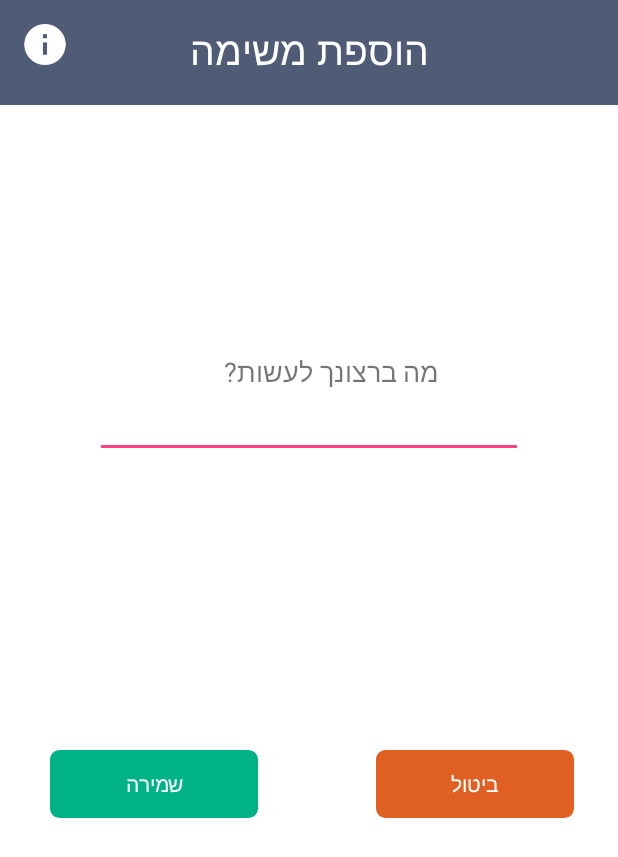
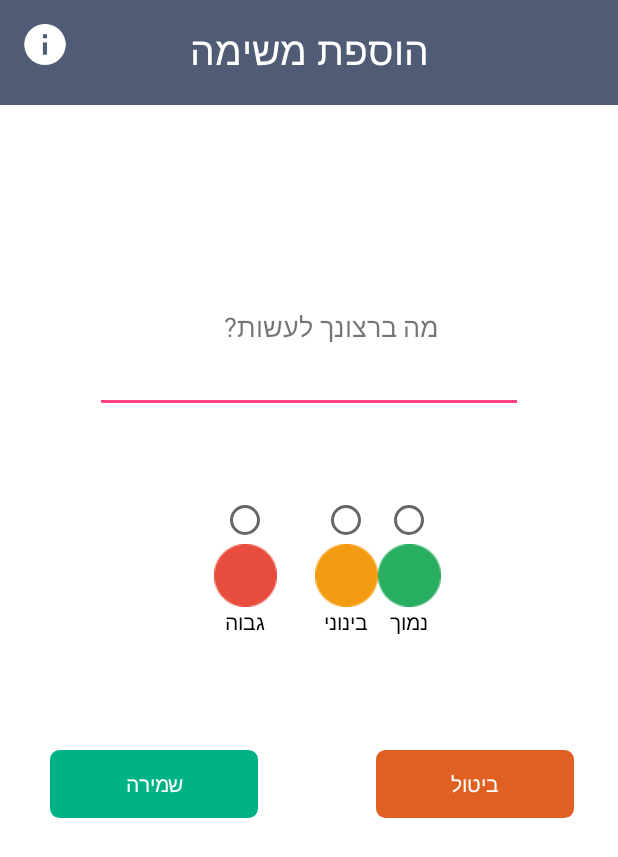
Before and after one commit to moranmo29/Final_Project, an Android app: the ToDo screen opened directly, with no data from a screen before it, after a tap on an icon or button, on a phone screen of 412 x 824 dp. Shown: the top 857 px of the screen. Run offline under Robolectric (Android 15) with nearby library versions, the phone set to English and light mode, and no system bars; our stand-ins replace Firebase (no records; nobody signed in at launch, a user with empty details on screens opened directly).

Commit message:
ToDo Logic
Implement  ToDo activty:
- User can add task
- User can close task

```diff
--- a/app/src/main/java/com/example/user/myd/AddToDo.java
+++ b/app/src/main/java/com/example/user/myd/AddToDo.java
@@ -6,11 +6,24 @@ import android.os.Bundle;
 import android.view.View;
 import android.widget.Button;
 import android.widget.EditText;
+import android.widget.ImageView;
+import android.widget.RadioButton;
+import android.widget.RadioGroup;
+import android.widget.Toast;
+
+import com.google.firebase.database.DataSnapshot;
+import com.google.firebase.database.DatabaseError;
+import com.google.firebase.database.ValueEventListener;
 
 public class AddToDo extends AppCompatActivity {
 
     Button cancelToDoBtn, saveToDoBtn;
     EditText titleToDo;
+    private RadioGroup rgPriority;
+    private RadioButton high, med, low;
+    ImageView ivHigh, ivMedium ,ivLow;
+    private String isKeyOrder;
+    private String selectedType="";
 
     @Override
     protected void onCreate(Bundle savedInstanceState) {
@@ -20,14 +33,40 @@ public class AddToDo extends AppCompatActivity {
         titleToDo = (EditText) findViewById(R.id.etAddTask);
         saveToDoBtn = (Button) findViewById(R.id.save_btn);
         cancelToDoBtn = (Button) findViewById(R.id.cancel_btn);
+        rgPriority = (RadioGroup)findViewById(R.id.radioPriority); //
+        high = (RadioButton) findViewById(R.id.rb_high);
+        med = (RadioButton) findViewById(R.id.rab_medium);
+        low = (RadioButton) findViewById(R.id.rb_low);
+        ivHigh = (ImageView)findViewById(R.id.iv_high);
+        ivMedium = (ImageView)findViewById(R.id.iv_medium);
+        ivLow = (ImageView)findViewById(R.id.iv_low);
+
+
+        isKeyOrder = getIntent().getStringExtra("EXTRA_KEY_ID");
+        if (isKeyOrder != null) {
+
+            FirebaseDbHandler.mDatabase.child("users").child(FirebaseDbHandler.mUserId).child("ToDo").child(isKeyOrder).addValueEventListener(new ValueEventListener() {
+                @Override
+                public void onDataChange(DataSnapshot dataSnapshot) {
+                    ItemToDo todo = dataSnapshot.getValue(ItemToDo.class);
+                    titleToDo.setText(todo.getTitle());
+                }
+
+                @Override
+                public void onCancelled(DatabaseError databaseError) {
+
+                }
+            });
+        }
+
 
         saveToDoBtn.setOnClickListener(new View.OnClickListener() {
             @Override
             public void onClick(View view) {
-                Intent i = new Intent(AddToDo.this, ToDo.class);
-                startActivity(i);
+                saveTaskInFirebase();
             }
         });
+
 
         cancelToDoBtn.setOnClickListener(new View.OnClickListener() {
             @Override
@@ -37,6 +76,32 @@ public class AddToDo extends AppCompatActivity {
         });
     }
 
+    public void saveTaskInFirebase() {
+
+        String description = titleToDo.getText().toString().trim();
+        //int quantity = Integer.parseInt(qOrder.getText().toString().trim());
+        //double priceForUnit = Double.parseDouble(priceUnitCost.getText().toString());
+        if (description.equals("")) {
+            //displaying toast - must enter the details
+            Toast.makeText(this, "חובה להזין את הפרטים", Toast.LENGTH_SHORT).show();
+        } else {
+            //Creating Task object
+            final ItemToDo itemToDo = new ItemToDo(description);
+            //final Cost cost = new Cost(description,priceForUnit, priceForUnit*quantity,quantity);
+
+
+            if (isKeyOrder == null) {
+                //Storing values to firebase
+                FirebaseDbHandler.mDatabase.child("users").child(FirebaseDbHandler.mUserId).child("ToDo").push().setValue(itemToDo);
+            } else {
+                //if user want edit details of supplier - save the data that he change
+                FirebaseDbHandler.mDatabase.child("users").child(FirebaseDbHandler.mUserId).child("ToDo").child(isKeyOrder).setValue(itemToDo);
+            }
+            moveToDoActivity();
+        }
+    }
+
+
     public void moveToDoActivity() {
         Intent i = new Intent(AddToDo.this, ToDo.class);
         startActivity(i);
--- a/app/src/main/java/com/example/user/myd/ShopArrayAdapter.java
+++ b/app/src/main/java/com/example/user/myd/ShopArrayAdapter.java
@@ -31,6 +31,7 @@ public class ShopArrayAdapter extends ArrayAdapter<Shop> {
     private final Shop[] values;
     private final ArrayAdapter adapter;
 
+
     //Constructor
     public ShopArrayAdapter(Context context, Shop[] values) {
         super(context, R.layout.row_shop_item, values);
@@ -59,11 +60,12 @@ public class ShopArrayAdapter extends ArrayAdapter<Shop> {
         Button dialNumber = (Button)rowView.findViewById(R.id.btnDialing);
         // set the color of the button dial
         dialNumber.setBackgroundColor(ContextCompat.getColor(context, R.color.colorGreen));
-
+        //set background drawable of a view, shape dial number button
+        dialNumber.setBackgroundResource(R.drawable.button_dial_shape);
 
         textNameShop.setText(values[position].getShopName());
         textContactManShop.setText("איש קשר: " + values[position].getContactMan());
-        textAddressShop.setText("כתובת: " + values[position].getShopAddress());
+        textAddressShop.setText("כתובת: " + values[position].getShopAddress()); //.substring(0,3) + "..."
         textEmailShop.setText(values[position].getShopEmail());
         textQuantityShop.setText(values[position].getqSold()+" נמכרו");
         textPhoneShop.setText(values[position].getShopNumberPhone());
--- a/app/src/main/java/com/example/user/myd/ToDo.java
+++ b/app/src/main/java/com/example/user/myd/ToDo.java
@@ -3,23 +3,82 @@ package com.example.user.myd;
 import android.content.Intent;
 import android.support.v7.app.AppCompatActivity;
 import android.os.Bundle;
+import android.util.Log;
 import android.view.View;
 import android.widget.ImageButton;
 import android.widget.ListView;
 
+import com.google.firebase.database.ChildEventListener;
+import com.google.firebase.database.DataSnapshot;
+import com.google.firebase.database.DatabaseError;
+import com.google.firebase.database.ValueEventListener;
+
 public class ToDo extends AppCompatActivity {
 
     ImageButton home, addTask;
-    ListView itemsToDo;
+    private ItemToDo[] tasks;
+    private ListView listView;
 
     @Override
     protected void onCreate(Bundle savedInstanceState) {
         super.onCreate(savedInstanceState);
         setContentView(R.layout.activity_to_do);
 
+        //init view
         home = (ImageButton)findViewById(R.id.home_btnToDo);
         addTask = (ImageButton)findViewById(R.id.btn_add_task);
-        itemsToDo = (ListView)findViewById(R.id.listView_todo);
+        listView = (ListView)findViewById(R.id.lv_todo);
+
+        //Retrieve values from firebase
+        FirebaseDbHandler.mDatabase.child("users").child(FirebaseDbHandler.mUserId).child("ToDo").addListenerForSingleValueEvent(new ValueEventListener() {
+            @Override
+            public void onDataChange(DataSnapshot dataSnapshot) {
+                Log.e("ToDo ", "" + dataSnapshot.getChildrenCount());
+                tasks = new ItemToDo[(int)dataSnapshot.getChildrenCount()];
+                int i = 0;
+                for (DataSnapshot postSnapshot : dataSnapshot.getChildren()) {
+                    tasks[i] = postSnapshot.getValue(ItemToDo.class);
+                    //get the key child of task - for function delete
+                    tasks[i].setKey(postSnapshot.getKey());
+                    i++;
+                }
+                listView.setAdapter(new ToDoArrayAdapter(getBaseContext(), tasks));
+            }
+
+            @Override
+            public void onCancelled(DatabaseError databaseError) {
+
+            }
+        });
+
+        FirebaseDbHandler.mDatabase.child("users").child(FirebaseDbHandler.mUserId).child("ToDo").addChildEventListener(new ChildEventListener() {
+            @Override
+            public void onChildAdded(DataSnapshot dataSnapshot, String s) {
+
+            }
+
+            @Override
+            public void onChildChanged(DataSnapshot dataSnapshot, String s) {
+
+            }
+
+            @Override
+            public void onChildRemoved(DataSnapshot dataSnapshot) {
+                //refresh: update the ListView after delete task
+                finish();
+                startActivity(getIntent());
+            }
+
+            @Override
+            public void onChildMoved(DataSnapshot dataSnapshot, String s) {
+
+            }
+
+            @Override
+            public void onCancelled(DatabaseError databaseError) {
+
+            }
+        });
 
         home.setOnClickListener(new View.OnClickListener() {
             @Override
--- /dev/null
+++ b/app/src/main/java/com/example/user/myd/ToDoArrayAdapter.java
@@ -0,0 +1,69 @@
+package com.example.user.myd;
+
+import android.content.Context;
+import android.content.Intent;
+import android.view.LayoutInflater;
+import android.view.View;
+import android.view.ViewGroup;
+import android.widget.ArrayAdapter;
+import android.widget.Button;
+import android.widget.CheckBox;
+import android.widget.CompoundButton;
+import android.widget.ImageView;
+import android.widget.RadioButton;
+import android.widget.RadioGroup;
+import android.widget.Switch;
+import android.widget.TextView;
+import android.widget.Toast;
+
+/**
+ * Created by User on 23/03/2017.
+ */
+
+public class ToDoArrayAdapter extends ArrayAdapter<ItemToDo> {
+
+    private final Context context;
+    private final ItemToDo[] values;
+    private final ArrayAdapter adapter;
+
+    public ToDoArrayAdapter(Context context, ItemToDo[] values) {
+        super(context, R.layout.row_todo_item, values);
+        this.context = context;
+        this.values = values;
+        this.adapter = this;
+    }
+
+    @Override
+    public View getView(final int position, View convertView, ViewGroup parent) {
+
+        LayoutInflater inflater = (LayoutInflater) context
+                .getSystemService(Context.LAYOUT_INFLATER_SERVICE);
+        View rowView = inflater.inflate(R.layout.row_todo_item, parent, false);
+        TextView textDescriptionTodo = (TextView) rowView.findViewById(R.id.tv_toDoDescription);
+        Button toDoPriority = (Button) rowView.findViewById(R.id.toDoPr); //
+        CheckBox deleteToDo = (CheckBox) rowView.findViewById(R.id.checkBoxTodo);
+
+        textDescriptionTodo.setText(values[position].getTitle());
+        //toDoPriority.setText("כמות: " + values[position].getqUnitsOrder());
+       // deleteToDo.setText("הגעת הזמנה: " + values[position].getDateOrder());
+
+
+        //user can delete order from the list
+        //set the checkBox to V
+        deleteToDo.setChecked(false);
+        deleteToDo.setOnCheckedChangeListener(new CompoundButton.OnCheckedChangeListener() {
+            @Override
+            public void onCheckedChanged(CompoundButton buttonView,
+                                         boolean isChecked) {
+                if (isChecked) {
+                    FirebaseDbHandler.mDatabase.child("users").child(FirebaseDbHandler.mUserId).child("ToDo").child(values[position].getKey()).removeValue();
+                } else {
+                    //ToDo
+                }
+            }
+        });
+
+        return rowView;
+    }
+
+}
--- a/app/src/main/res/layout/activity_add_to_do.xml
+++ b/app/src/main/res/layout/activity_add_to_do.xml
@@ -32,17 +32,17 @@
     <LinearLayout
         android:layout_width="match_parent"
         android:layout_height="400dp"
+        android:orientation="vertical"
+        android:weightSum="1"
+        android:layout_below="@+id/textAddTask"
         android:layout_alignParentLeft="true"
-        android:layout_alignParentStart="true"
-        android:layout_below="@+id/textAddTask"
-        android:orientation="vertical"
-        android:weightSum="1">
+        android:layout_alignParentStart="true">
 
         <TextView
             android:layout_width="173dp"
             android:layout_height="wrap_content"
             android:layout_gravity="center"
-            android:layout_marginTop="150dp"
+            android:layout_marginTop="120dp"
             android:ems="10"
             android:text="@string/to_do_task"
             android:textSize="18sp" />
@@ -57,6 +57,104 @@
             android:lines="1"
             android:maxLines="1"
             android:textAlignment="center" />
+
+        <LinearLayout
+            android:layout_width="wrap_content"
+            android:layout_height="wrap_content"
+            android:layout_gravity="center"
+            android:layout_marginTop="55dp"
+            android:orientation="horizontal">
+
+            <RadioGroup
+                android:id="@+id/radioPriority"
+                android:layout_width="wrap_content"
+                android:layout_height="wrap_content"
+                android:orientation="horizontal">
+
+                <LinearLayout
+                    android:layout_width="wrap_content"
+                    android:layout_height="wrap_content"
+                    android:layout_marginLeft="25dp"
+                    android:orientation="vertical">
+
+
+                    <RadioButton
+                        android:id="@+id/rb_high"
+                        android:layout_width="wrap_content"
+                        android:layout_height="wrap_content"
+                        android:layout_gravity="center"
+                        android:checked="false" />
+
+                    <ImageView
+                        android:id="@+id/iv_high"
+                        android:layout_width="wrap_content"
+                        android:layout_height="wrap_content"
+                        android:src="@drawable/icon_high_priority" />
+
+                    <TextView
+                        android:layout_width="match_parent"
+                        android:layout_height="match_parent"
+                        android:text="@string/to_do_high"
+                        android:textAlignment="center"
+                        android:textColor="#000000" />
+                </LinearLayout>
+
+                <LinearLayout
+                    android:layout_width="wrap_content"
+                    android:layout_height="wrap_content"
+                    android:layout_marginLeft="25dp"
+                    android:orientation="vertical">
+
+                    <RadioButton
+                        android:id="@+id/rab_medium"
+                        android:layout_width="wrap_content"
+                        android:layout_height="wrap_content"
+                        android:layout_gravity="center"
+                        android:checked="false" />
+
+                    <ImageView
+                        android:id="@+id/iv_medium"
+                        android:layout_width="wrap_content"
+                        android:layout_height="wrap_content"
+                        android:src="@drawable/icon_medium_priority" />
+
+                    <TextView
+                        android:layout_width="match_parent"
+                        android:layout_height="match_parent"
+                        android:text="@string/to_do_medium"
+                        android:textAlignment="center"
+                        android:textColor="#000000" />
+                </LinearLayout>
+
+                <LinearLayout
+                    android:layout_width="wrap_content"
+                    android:layout_height="wrap_content"
+                    android:orientation="vertical">
+
+                    <RadioButton
+                        android:id="@+id/rb_low"
+                        android:layout_width="wrap_content"
+                        android:layout_height="wrap_content"
+                        android:layout_gravity="center"
+                        android:checked="false" />
+
+                    <ImageView
+                        android:id="@+id/iv_low"
+                        android:layout_width="wrap_content"
+                        android:layout_height="wrap_content"
+                        android:gravity="center"
+                        android:src="@drawable/icon_low_priority" />
+
+                    <TextView
+                        android:layout_width="match_parent"
+                        android:layout_height="match_parent"
+                        android:text="@string/to_do_low"
+                        android:textAlignment="center"
+                        android:textColor="#000000" />
+                </LinearLayout>
+            </RadioGroup>
+        </LinearLayout>
+
 
     </LinearLayout>
 
--- a/app/src/main/res/values/colors.xml
+++ b/app/src/main/res/values/colors.xml
@@ -4,6 +4,7 @@
     <color name="colorPrimaryDark">#303F9F</color>
     <color name="colorAccent">#FF4081</color>
     <color name="colorGreen">#00B386</color>
+    <color name="colorGreenDark">#008f6b</color>
     <color name="colorRed">#DF6022</color>
     <color name="colorLightGreen">#F2FBF8</color>
     <color name="colorGray">#505C76</color>
--- a/app/src/main/res/values/strings.xml
+++ b/app/src/main/res/values/strings.xml
@@ -162,6 +162,10 @@
 
     <string name="new_task_title">הוספת משימה</string>
     <string name="to_do_task">מה ברצונך לעשות?</string>
+    <string name="to_do_high">גבוה</string>
+    <string name="to_do_medium">בינוני</string>
+    <string name="to_do_low">נמוך</string>
+    <string name="to_do_finish">טופל</string>
 
     <string name="todo_done">Done</string>
 
```
Also changed, not shown: app/src/main/java/com/example/user/myd/ItemToDo.java (+30 -3 lines), app/src/main/res/drawable/button_dial_shape.xml (added, +21 -0 lines), app/src/main/res/layout/activity_to_do.xml (+24 -11 lines), app/src/main/res/layout/row_shop_item.xml (+7 -2 lines), app/src/main/res/layout/row_todo_item.xml (added, +63 -0 lines), app/src/main/res/drawable/icon_high_priority.png (added), app/src/main/res/drawable/icon_low_priority.png (added), app/src/main/res/drawable/icon_medium_priority.png (added).
